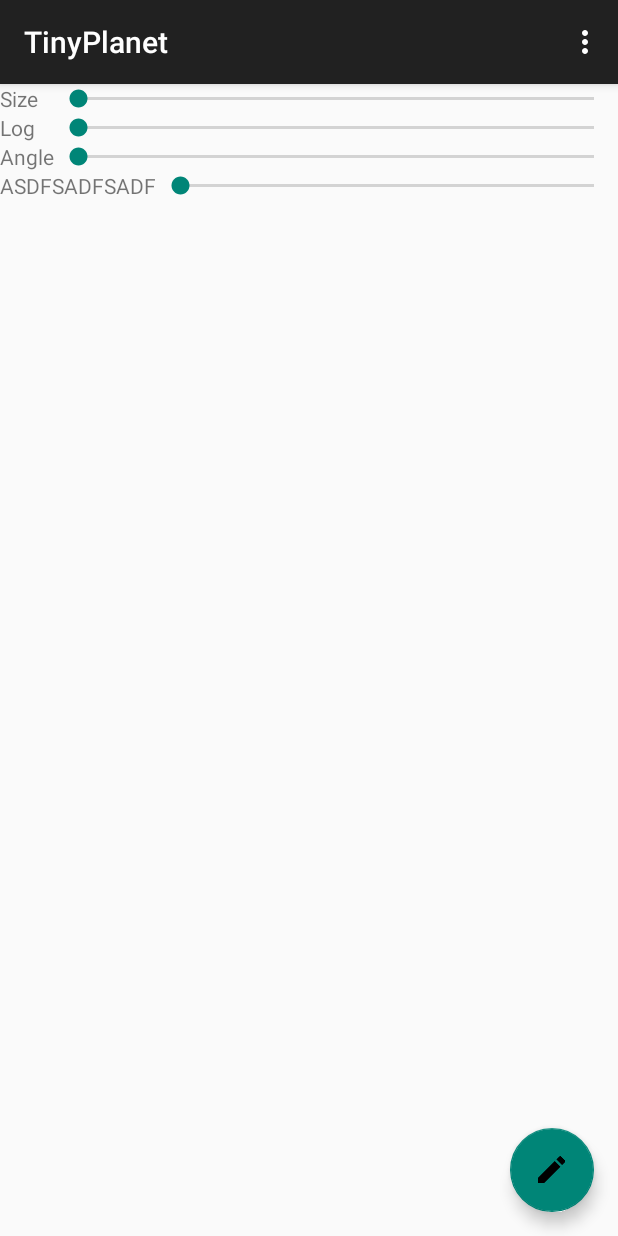
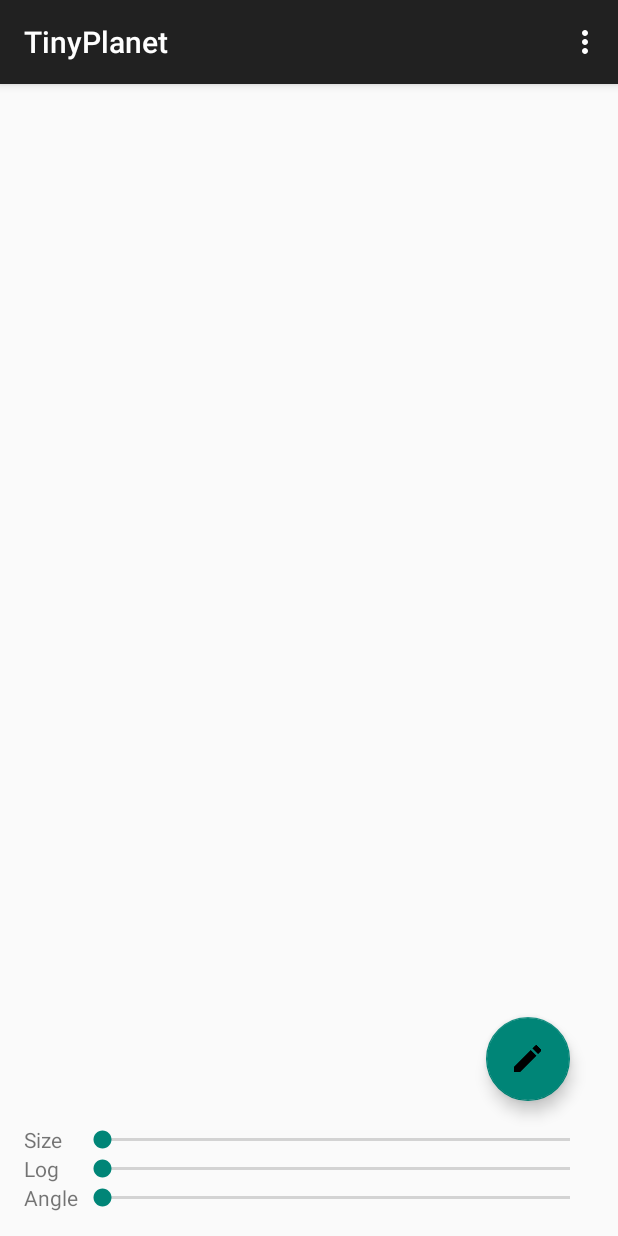
Before and after one commit to hollaus/TinyPlanetMaker, an Android app: the screen it shows after launch (MainActivity), after a tap on an icon or button, on a phone screen of 412 x 824 dp. Run offline under Robolectric (Android 15) with nearby library versions, the phone set to English and light mode, and no system bars; 12 statements that could not run were skipped.

Commit message:
Working layout: sliders are now in settingsFragment, but not connected yet

```diff
--- a/app/src/main/java/org/hofapps/tinyplanet/FloatingActionButtonBehavior.java
+++ b/app/src/main/java/org/hofapps/tinyplanet/FloatingActionButtonBehavior.java
@@ -3,9 +3,9 @@
 import android.content.Context;
 import android.support.design.widget.CoordinatorLayout;
 import android.support.design.widget.FloatingActionButton;
-import android.support.design.widget.Snackbar;
 import android.util.AttributeSet;
 import android.view.View;
+import android.widget.RelativeLayout;
 
 /**
  * Created by fabian on 13.10.2015.
@@ -20,7 +20,8 @@
     @Override
     public boolean layoutDependsOn(CoordinatorLayout parent, FloatingActionButton child, View dependency) {
 
-        return dependency instanceof Snackbar.SnackbarLayout;
+        boolean isDependent = dependency instanceof RelativeLayout;
+        return isDependent;
 
     }
 
@@ -30,6 +31,8 @@
         float translationY = Math.min(0, dependency.getTranslationY() - dependency.getHeight());
         child.setTranslationY(translationY);
 
+//        child.setY(dependency.getHeight()-dependency.getTranslationY());
+
         return true;
 
     }
--- a/app/src/main/java/org/hofapps/tinyplanet/MainActivityFragment.java
+++ b/app/src/main/java/org/hofapps/tinyplanet/MainActivityFragment.java
@@ -1,6 +1,7 @@
 package org.hofapps.tinyplanet;
 
 import android.app.Activity;
+import android.app.Fragment;
 import android.app.FragmentManager;
 import android.os.Bundle;
 import android.support.design.widget.CoordinatorLayout;
@@ -8,7 +9,6 @@
 import android.view.View;
 import android.view.ViewGroup;
 import android.widget.SeekBar;
-import android.app.Fragment;
 
 /**
  * A placeholder fragment containing a simple view.
@@ -40,14 +40,14 @@
 
         SeekBar.OnSeekBarChangeListener listener = getSeekBarListener();
 
-        SeekBar sizeSeekBar = (SeekBar) view.findViewById(R.id.size_seekBar);
-        sizeSeekBar.setOnSeekBarChangeListener(listener);
-
-        SeekBar scaleSeekBar = (SeekBar) view.findViewById(R.id.scale_seekBar);
-        scaleSeekBar.setOnSeekBarChangeListener(listener);
-
-        SeekBar angleSeekBar = (SeekBar) view.findViewById(R.id.angle_seekBar);
-        angleSeekBar.setOnSeekBarChangeListener(listener);
+//        SeekBar sizeSeekBar = (SeekBar) view.findViewById(R.id.size_seekBar);
+//        sizeSeekBar.setOnSeekBarChangeListener(listener);
+//
+//        SeekBar scaleSeekBar = (SeekBar) view.findViewById(R.id.scale_seekBar);
+//        scaleSeekBar.setOnSeekBarChangeListener(listener);
+//
+//        SeekBar angleSeekBar = (SeekBar) view.findViewById(R.id.angle_seekBar);
+//        angleSeekBar.setOnSeekBarChangeListener(listener);
 
         coordinatorLayout = (CoordinatorLayout) view.findViewById(R.id.coordinatorLayout);
 
@@ -67,9 +67,19 @@
             public void onClick(View view) {
 
                 if (settingsFragment.isHidden())
-                    fragmentManager.beginTransaction().setCustomAnimations(R.animator.fade_in, R.animator.fade_out).show(settingsFragment).commit();
+                    fragmentManager.beginTransaction().setCustomAnimations(
+                            R.animator.slide_up,
+                            R.animator.slide_down,
+                            R.animator.slide_up,
+                            R.animator.slide_down).show(settingsFragment).commit();
                 else
-                    fragmentManager.beginTransaction().setCustomAnimations(R.animator.fade_in, R.animator.fade_out).hide(settingsFragment).commit();
+                    fragmentManager.beginTransaction().setCustomAnimations(
+                            R.animator.slide_up,
+                            R.animator.slide_down,
+                            R.animator.slide_up,
+                            R.animator.slide_down
+                            ).hide(settingsFragment).commit();
+
 //                Snackbar.make(coordinatorLayout, "snackbar test", Snackbar.LENGTH_LONG).show();
             }
         });
@@ -106,23 +116,23 @@
 
                 int value;
 
-                if (id == R.id.size_seekBar) {
-
-                    value = getSeekBarValue(R.array.size_seekbar_values, i);
-                    mPlanetChangeCallBacks.onSizeChange(value);
-                }
-                else if (id == R.id.scale_seekBar) {
-
-                    value = getSeekBarValue(R.array.scale_seekbar_values, i);
-                    mPlanetChangeCallBacks.onScaleChange(value);
-
-                }
-                else if (id == R.id.angle_seekBar) {
-
-                    value = getSeekBarValue(R.array.angle_seekbar_values, i);
-                    mPlanetChangeCallBacks.onAngleChange(value);
-
-                }
+//                if (id == R.id.size_seekBar) {
+//
+//                    value = getSeekBarValue(R.array.size_seekbar_values, i);
+//                    mPlanetChangeCallBacks.onSizeChange(value);
+//                }
+//                else if (id == R.id.scale_seekBar) {
+//
+//                    value = getSeekBarValue(R.array.scale_seekbar_values, i);
+//                    mPlanetChangeCallBacks.onScaleChange(value);
+//
+//                }
+//                else if (id == R.id.angle_seekBar) {
+//
+//                    value = getSeekBarValue(R.array.angle_seekbar_values, i);
+//                    mPlanetChangeCallBacks.onAngleChange(value);
+//
+//                }
             }
 
             @Override
--- a/app/src/main/res/layout/fragment_main.xml
+++ b/app/src/main/res/layout/fragment_main.xml
@@ -6,38 +6,50 @@
     <!--android:paddingTop="@dimen/activity_vertical_margin"-->
     <!--android:paddingBottom="@dimen/activity_vertical_margin" tools:context=".MainActivityFragment">-->
 
-<android.support.design.widget.CoordinatorLayout
+<RelativeLayout
     xmlns:android="http://schemas.android.com/apk/res/android"
     xmlns:app="http://schemas.android.com/apk/res-auto"
     xmlns:tools="http://schemas.android.com/tools"
-    android:id="@+id/coordinatorLayout"
+
+
+
+
     android:layout_width="match_parent"
     android:layout_height="match_parent"
-    tools:context=".MainActivityFragment">
 
-    <RelativeLayout
-        android:layout_width="match_parent"
-        android:layout_height="match_parent"
+    android:paddingLeft="@dimen/activity_horizontal_margin"
+    android:paddingRight="@dimen/activity_horizontal_margin"
+    android:paddingTop="@dimen/activity_vertical_margin"
+    android:paddingBottom="@dimen/activity_vertical_margin"
+
+    tools:context=".MainActivityFragment"
+
     >
+
+
 
     <ImageView
         android:layout_width="match_parent"
-        android:layout_height="wrap_content"
+        android:layout_height="300dp"
         android:scaleType="fitCenter"
         android:adjustViewBounds="true"
         android:id="@+id/imageView"
         android:layout_centerHorizontal="true"
+
         />
 
 
 
-
+<!--
     <TableLayout
         android:layout_width="match_parent"
         android:layout_height="wrap_content"
-        android:layout_below="@id/imageView"
+
         android:layout_centerHorizontal="true"
         android:id="@+id/table_layout"
+        android:background="#ffffff"
+
+
         >
         <TableRow>
            <TextView
@@ -84,6 +96,7 @@
         </TableRow>
 
     </TableLayout>
+    -->
 <!--
     <android.support.design.widget.FloatingActionButton
         android:id="@+id/fab"
@@ -93,19 +106,31 @@
         android:layout_gravity="bottom|end"
         />
 -->
+
+
+
+
+    <android.support.design.widget.CoordinatorLayout
+        android:layout_height="match_parent"
+        android:layout_width="match_parent"
+        android:id="@+id/coordinatorLayout"
+
+        >
+
     <fragment
         android:name="org.hofapps.tinyplanet.SettingsFragment"
         android:id="@+id/settings_fragment"
         android:layout_width="match_parent"
-            android:layout_height="match_parent"
+        android:layout_height="wrap_content"
         tools:layout="@layout/fragment_settings"
+        android:background="#000000"
+        android:layout_weight="1"
+        android:layout_gravity="bottom"
 
-            android:layout_below="@id/table_layout"
+
         />
 
 
-
-    </RelativeLayout>
 
     <android.support.design.widget.FloatingActionButton
 
@@ -115,11 +140,12 @@
         android:layout_margin="16dp"
         android:layout_gravity="end|bottom"
         android:src="@mipmap/ic_mode_edit_black_24dp"
-
+        app:layout_behavior="org.hofapps.tinyplanet.FloatingActionButtonBehavior"
         />
 
+    </android.support.design.widget.CoordinatorLayout>
 
-</android.support.design.widget.CoordinatorLayout>
+</RelativeLayout>
 
 <!--</RelativeLayout>-->
 
--- a/app/src/main/res/layout/fragment_settings.xml
+++ b/app/src/main/res/layout/fragment_settings.xml
@@ -6,13 +6,16 @@
     <TableLayout
         android:layout_width="match_parent"
         android:layout_height="wrap_content"
+
         android:layout_centerHorizontal="true"
-        android:id="@+id/table_layout_tmp"
+        android:id="@+id/table_layout"
+
+
         >
         <TableRow>
             <TextView
-            android:text="ASDFSADFSADF"
-            android:id="@+id/size_textView_tmp"
+                android:text="@string/hello_world"
+                android:id="@+id/size_textView"
                 android:gravity="bottom"
                 android:layout_gravity="center_vertical"
                 />
@@ -24,6 +27,34 @@
                 />
         </TableRow>
 
+        <TableRow>
+            <TextView
+                android:text="Log"
+                android:id="@+id/scale_textView"
+                android:gravity="bottom"
+                android:layout_gravity="center_vertical"
+                />
+            <SeekBar
+                android:id="@+id/scale_seekBar"
+                android:layout_gravity="center_vertical"
+                android:layout_weight="1"
+                />
+        </TableRow>
+
+        <TableRow>
+            <TextView
+                android:text="Angle"
+                android:id="@+id/angle_textView"
+                android:gravity="bottom"
+                android:layout_gravity="center_vertical"
+                />
+            <SeekBar
+                android:id="@+id/angle_seekBar"
+                android:layout_gravity="center_vertical"
+                android:layout_weight="1"
+                />
+        </TableRow>
+
     </TableLayout>
 
 
```
Lines whose indentation alone changed are shown as unchanged.
